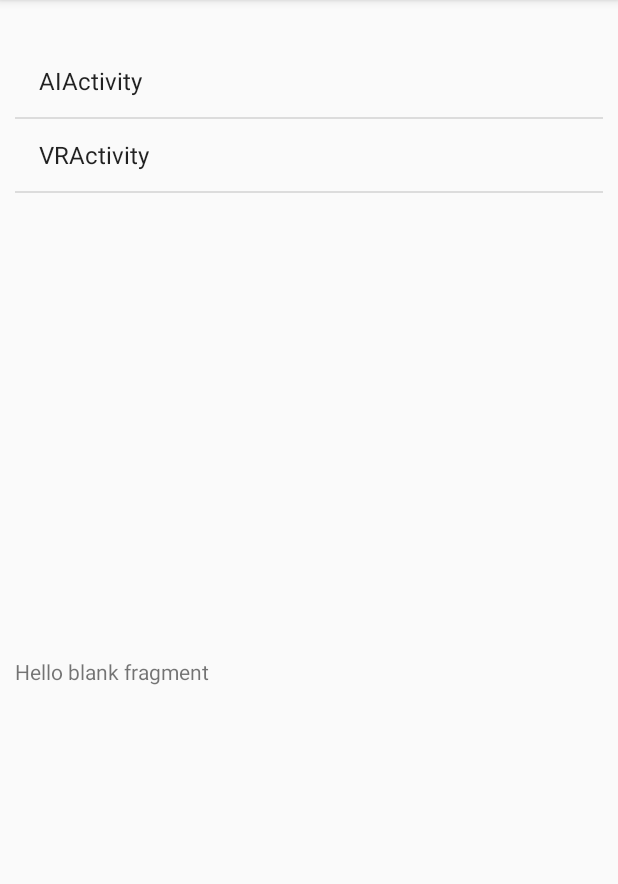
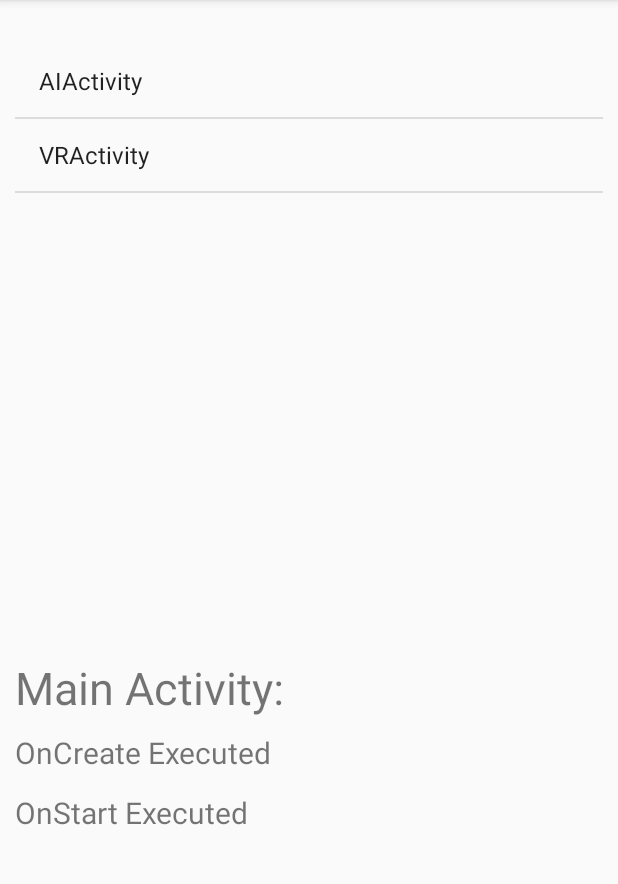
Before and after one commit to Exzeed/MobileAppDev_Lab1, an Android app: the screen it shows after launch (MainActivity), on a phone screen of 412 x 824 dp, the part 84-968 px from its top. Run offline under Robolectric (Android 15) with nearby library versions, the phone set to English and light mode, and no system bars.

Commit message:
bottom fragment displays text about main activity starting

```diff
--- a/app/src/main/java/com/example/labassignment1/BottomFragment.java
+++ b/app/src/main/java/com/example/labassignment1/BottomFragment.java
@@ -7,13 +7,16 @@ import androidx.fragment.app.Fragment;
 import android.view.LayoutInflater;
 import android.view.View;
 import android.view.ViewGroup;
+import android.widget.TextView;
 
 /**
  * A simple {@link Fragment} subclass.
  * Use the {@link BottomFragment#newInstance} factory method to
  * create an instance of this fragment.
  */
-public class BottomFragment extends Fragment {
+public class BottomFragment extends Fragment
+{
+    TextView tvCreate, tvStart;
 
     // TODO: Rename parameter arguments, choose names that match
     // the fragment initialization parameters, e.g. ARG_ITEM_NUMBER
@@ -59,6 +62,13 @@ public class BottomFragment extends Fragment {
     public View onCreateView(LayoutInflater inflater, ViewGroup container,
                              Bundle savedInstanceState) {
         // Inflate the layout for this fragment
-        return inflater.inflate(R.layout.fragment_bottom, container, false);
+        View view = inflater.inflate(R.layout.fragment_bottom, container, false);
+        tvCreate= (TextView) view.findViewById(R.id.tvcreate);
+        tvStart= (TextView) view.findViewById(R.id.tvstart);
+
+        tvCreate.setText("OnCreate Executed");
+        tvStart.setText("OnStart Executed");
+
+        return view;
     }
 }
--- a/app/src/main/java/com/example/labassignment1/TopFragment.java
+++ b/app/src/main/java/com/example/labassignment1/TopFragment.java
@@ -78,8 +78,8 @@ public class TopFragment extends ListFragment
 
     /*@Override
     public void onListItemClick(ListView l, View v, int position, long id) {
-        BottomFragment fragment = (BottomFragment)getFragmentManager().findFragmentById(R.id.definition_fragment);
-        fragment.display(activities[position],"Definition : "+definition[position]);
+        BottomFragment fragment = (BottomFragment) getFragmentManager().findFragmentById(R.id.fragment_bottom);
+        fragment.display(activities[position], "Definition : " + definition[position]);
         getListView().setSelector(android.R.color.holo_blue_dark);
     }*/
 }
--- a/app/src/main/res/layout/activity_main.xml
+++ b/app/src/main/res/layout/activity_main.xml
@@ -7,7 +7,7 @@
     tools:context=".MainActivity">
 
     <fragment
-        android:id="@+id/fragment"
+        android:id="@+id/fragment_top"
         android:name="com.example.labassignment1.TopFragment"
         android:layout_width="0dp"
         android:layout_height="300dp"
@@ -20,7 +20,7 @@
         tools:layout="@layout/fragment_top" />
 
     <fragment
-        android:id="@+id/fragment2"
+        android:id="@+id/fragment_bottom"
         android:name="com.example.labassignment1.BottomFragment"
         android:layout_width="0dp"
         android:layout_height="300dp"
--- a/app/src/main/res/layout/fragment_bottom.xml
+++ b/app/src/main/res/layout/fragment_bottom.xml
@@ -7,8 +7,24 @@
 
     <!-- TODO: Update blank fragment layout -->
     <TextView
+        android:id="@+id/tvmain"
         android:layout_width="match_parent"
-        android:layout_height="match_parent"
-        android:text="@string/hello_blank_fragment" />
+        android:layout_height="wrap_content"
+        android:text="@string/title"
+        android:textSize="30sp" />
+
+    <TextView
+        android:id="@+id/tvcreate"
+        android:layout_width="match_parent"
+        android:layout_height="wrap_content"
+        android:layout_marginTop="50dp"
+        android:textSize="20sp" />
+
+    <TextView
+        android:id="@+id/tvstart"
+        android:layout_width="match_parent"
+        android:layout_height="wrap_content"
+        android:layout_marginTop="90dp"
+        android:textSize="20sp" />
 
 </FrameLayout>
--- a/app/src/main/res/values/strings.xml
+++ b/app/src/main/res/values/strings.xml
@@ -1,5 +1,4 @@
 <resources>
     <string name="app_name">geethankanthasamy_COMP304Lab1_Ex1</string>
-    <!-- TODO: Remove or change this placeholder text -->
-    <string name="hello_blank_fragment">Hello blank fragment</string>
+    <string name="title">Main Activity:</string>
 </resources>
```
